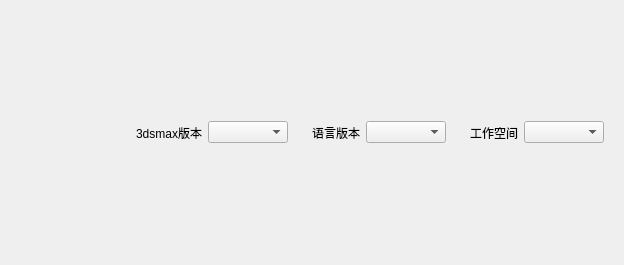
Qt form MaxScriptTool/WorkspaceForm.ui (mugao-c/MaxScriptTool) before a commit.
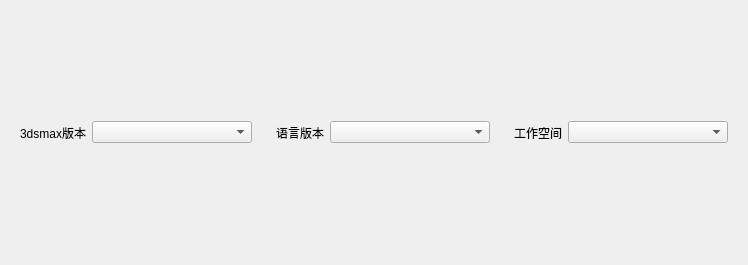
The same form after that commit.

What changed in the file:
```diff
--- a/MaxScriptTool/WorkspaceForm.ui
+++ b/MaxScriptTool/WorkspaceForm.ui
@@ -53,13 +53,13 @@
        <widget class="QComboBox" name="versionCBB">
         <property name="minimumSize">
          <size>
-          <width>80</width>
+          <width>160</width>
           <height>0</height>
          </size>
         </property>
         <property name="maximumSize">
          <size>
-          <width>80</width>
+          <width>160</width>
           <height>16777215</height>
          </size>
         </property>
@@ -88,13 +88,13 @@
        <widget class="QComboBox" name="versionCBB_2">
         <property name="minimumSize">
          <size>
-          <width>80</width>
+          <width>160</width>
           <height>0</height>
          </size>
         </property>
         <property name="maximumSize">
          <size>
-          <width>80</width>
+          <width>160</width>
           <height>16777215</height>
          </size>
         </property>
@@ -123,13 +123,13 @@
        <widget class="QComboBox" name="workspaceCBB">
         <property name="minimumSize">
          <size>
-          <width>80</width>
+          <width>160</width>
           <height>0</height>
          </size>
         </property>
         <property name="maximumSize">
          <size>
-          <width>80</width>
+          <width>160</width>
           <height>16777215</height>
          </size>
         </property>
```
Left out of the diff: 2 changed lines with no effect on the pictures.
